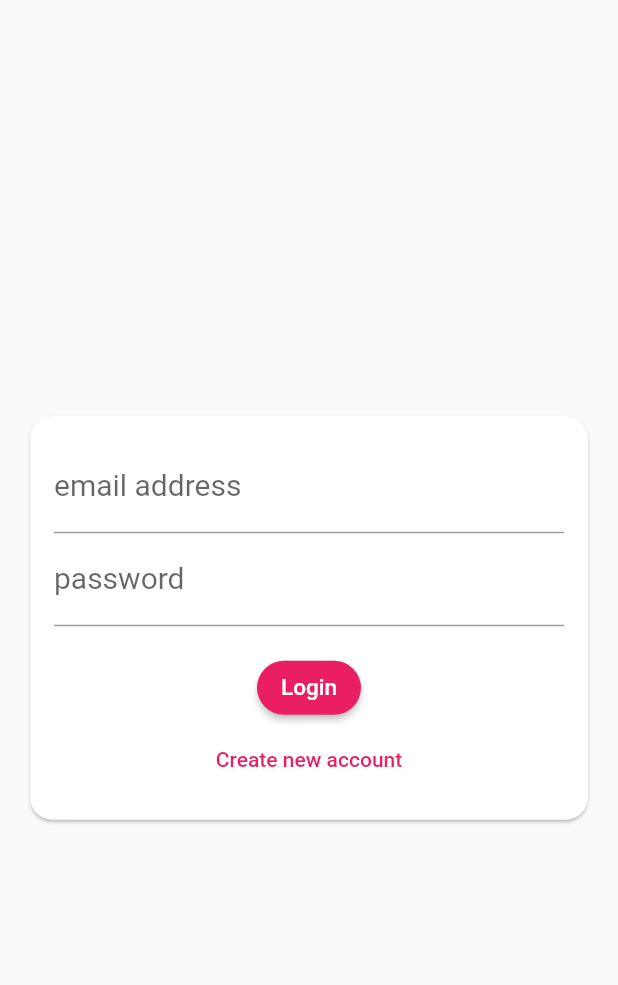
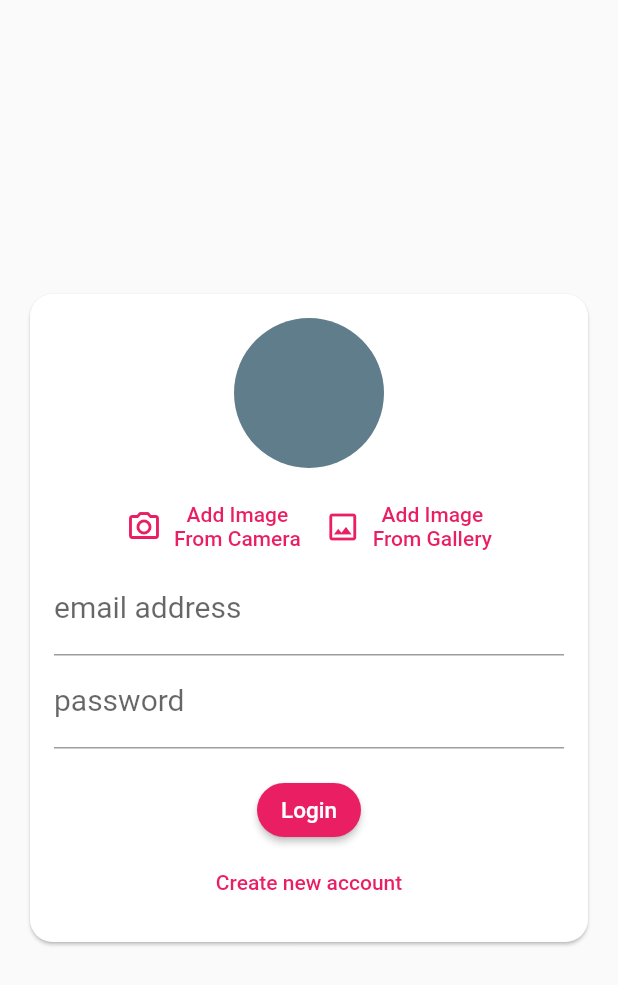
Before and after one commit to AbdArrahmanD/chat_app2, a Flutter app: the screen it shows after launch, on a phone screen of 412 x 824 dp. Shown: the top 985 px of the screen. Run offline on Flutter 3.47's test engine with Material 2 defaults, Android fonts, the phone set to English and light mode, and no system bars; our stand-ins replace cloud_firestore, firebase_auth, firebase_core, image_picker; accounts and stored records are empty.

Commit message:
finish Image Picker

```diff
--- a/lib/views/widgets/auth_form.dart
+++ b/lib/views/widgets/auth_form.dart
@@ -1,3 +1,6 @@
+import 'dart:io';
+
+import 'package:chat_app2/views/widgets/image_picker.dart';
 import 'package:cloud_firestore/cloud_firestore.dart';
 import 'package:firebase_auth/firebase_auth.dart';
 import 'package:flutter/material.dart';
@@ -17,6 +20,8 @@ class _AuthFormState extends State<AuthForm> {
   String password = '';
   String userName = '';
   bool isLogin = true;
+  File? imagePicked;
+
   @override
   Widget build(BuildContext context) {
     return Center(
@@ -30,6 +35,7 @@ class _AuthFormState extends State<AuthForm> {
             child: Column(
               mainAxisSize: MainAxisSize.min,
               children: [
+                UserImagePicker(imagePicked),
                 TextFormField(
                   key: const ValueKey('email'),
                   validator: (val) {
--- /dev/null
+++ b/lib/views/widgets/image_picker.dart
@@ -0,0 +1,72 @@
+import 'dart:io';
+
+import 'package:flutter/material.dart';
+import 'package:image_picker/image_picker.dart';
+
+class UserImagePicker extends StatefulWidget {
+  File? pickedImage;
+  UserImagePicker(this.pickedImage, {Key? key}) : super(key: key);
+
+  @override
+  _UserImagePickerState createState() => _UserImagePickerState();
+}
+
+class _UserImagePickerState extends State<UserImagePicker> {
+  ImagePicker picker = ImagePicker();
+  void chooseImage(ImageSource src) async {
+    final pickedImageFile = await picker.pickImage(source: src);
+    if (pickedImageFile != null) {
+      setState(() {
+        widget.pickedImage = File(pickedImageFile.path);
+      });
+    } else {
+      print('No Image selected');
+    }
+  }
+
+  @override
+  Widget build(BuildContext context) {
+    return Column(
+      crossAxisAlignment: CrossAxisAlignment.center,
+      children: <Widget>[
+        CircleAvatar(
+          backgroundColor: Colors.blueGrey,
+          backgroundImage: widget.pickedImage != null
+              ? FileImage(widget.pickedImage!)
+              : null,
+          radius: 50,
+        ),
+        const SizedBox(height: 15),
+        Row(
+          mainAxisAlignment: MainAxisAlignment.center,
+          children: [
+            TextButton.icon(
+              onPressed: () => chooseImage(ImageSource.camera),
+              icon: Icon(
+                Icons.camera_alt_outlined,
+                color: Theme.of(context).primaryColor,
+              ),
+              label: Text(
+                'Add Image\nFrom Camera',
+                textAlign: TextAlign.center,
+                style: TextStyle(color: Theme.of(context).primaryColor),
+              ),
+            ),
+            TextButton.icon(
+              onPressed: () => chooseImage(ImageSource.gallery),
+              icon: Icon(
+                Icons.image_outlined,
+                color: Theme.of(context).primaryColor,
+              ),
+              label: Text(
+                'Add Image\nFrom Gallery',
+                textAlign: TextAlign.center,
+                style: TextStyle(color: Theme.of(context).primaryColor),
+              ),
+            ),
+          ],
+        )
+      ],
+    );
+  }
+}
--- a/pubspec.yaml
+++ b/pubspec.yaml
@@ -37,6 +37,8 @@ dependencies:
   cloud_firestore: ^3.1.5
   firebase_core: ^1.10.6
   firebase_auth: ^3.3.4
+  image_picker: ^0.8.4+9
+  firebase_storage: ^10.2.7
 
 dev_dependencies:
   flutter_test:
```
Also changed, not shown: pubspec.lock, 1 other file.
